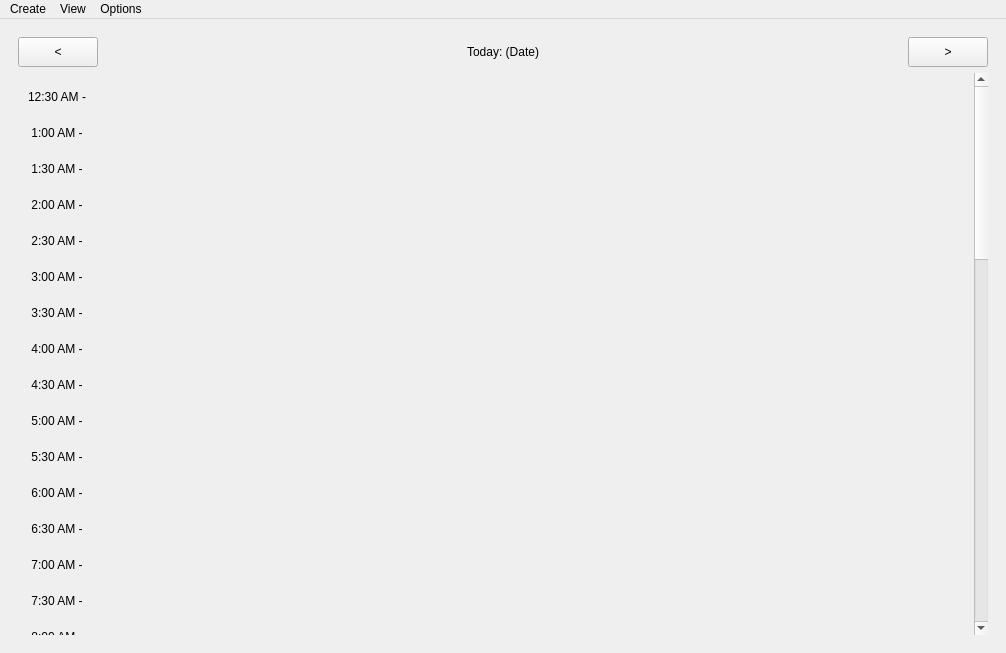
Qt form Torg/torg.ui (Tiane-Maestas/Torg) before a commit.
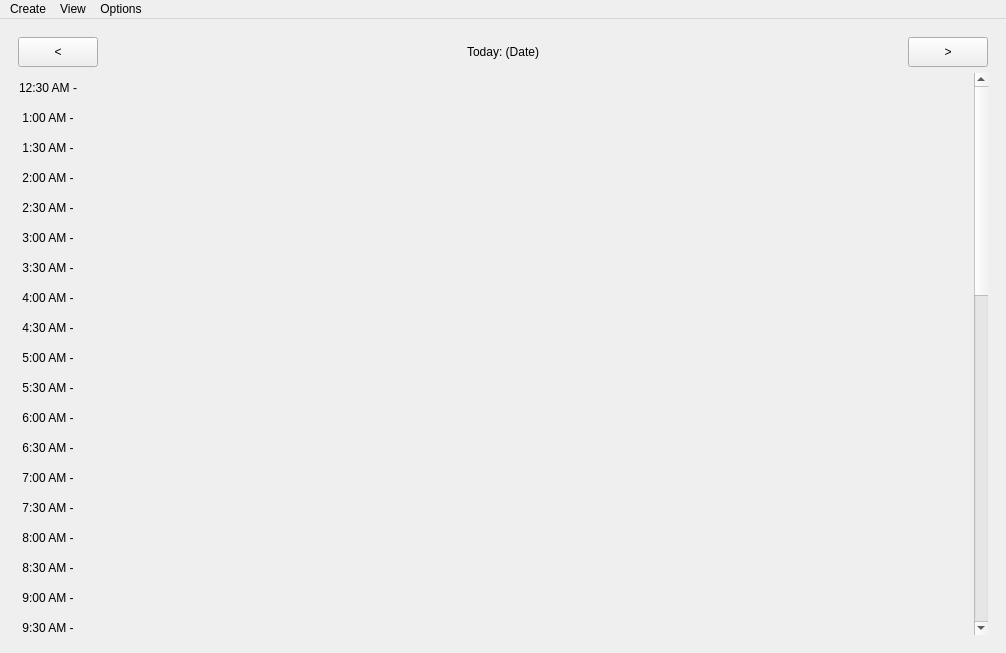
The same form after that commit. The open tabs and pages were chosen to show the change.

Commit message: Added a colorMap for labels and a proof of concept for label coloring.

```diff
--- a/Torg/torg.ui
+++ b/Torg/torg.ui
@@ -116,11 +116,26 @@
               <rect>
                <x>0</x>
                <y>0</y>
-               <width>595</width>
-               <height>1836</height>
+               <width>954</width>
+               <height>1536</height>
               </rect>
              </property>
              <layout class="QVBoxLayout" name="verticalLayout_2">
+              <property name="spacing">
+               <number>0</number>
+              </property>
+              <property name="leftMargin">
+               <number>0</number>
+              </property>
+              <property name="topMargin">
+               <number>0</number>
+              </property>
+              <property name="rightMargin">
+               <number>0</number>
+              </property>
+              <property name="bottomMargin">
+               <number>0</number>
+              </property>
               <item>
                <layout class="QHBoxLayout" name="horizontalLayout_1230AM">
                 <item>
```
Left out of the diff: 14 changed lines with no effect on the pictures. The commit also changes 4 other files.
